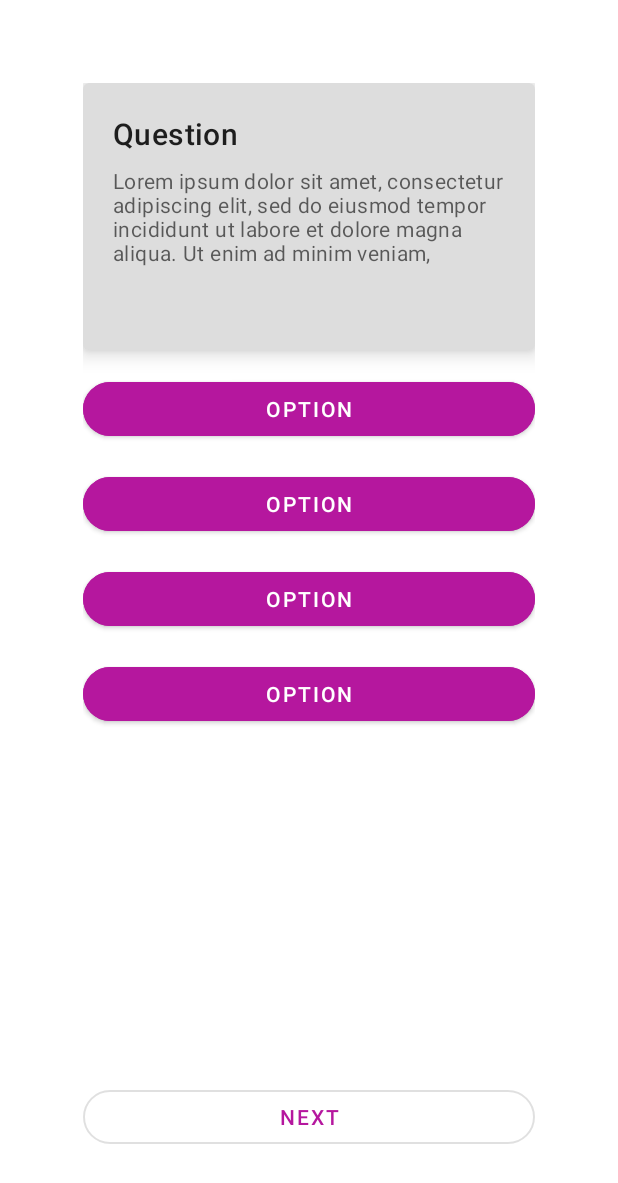
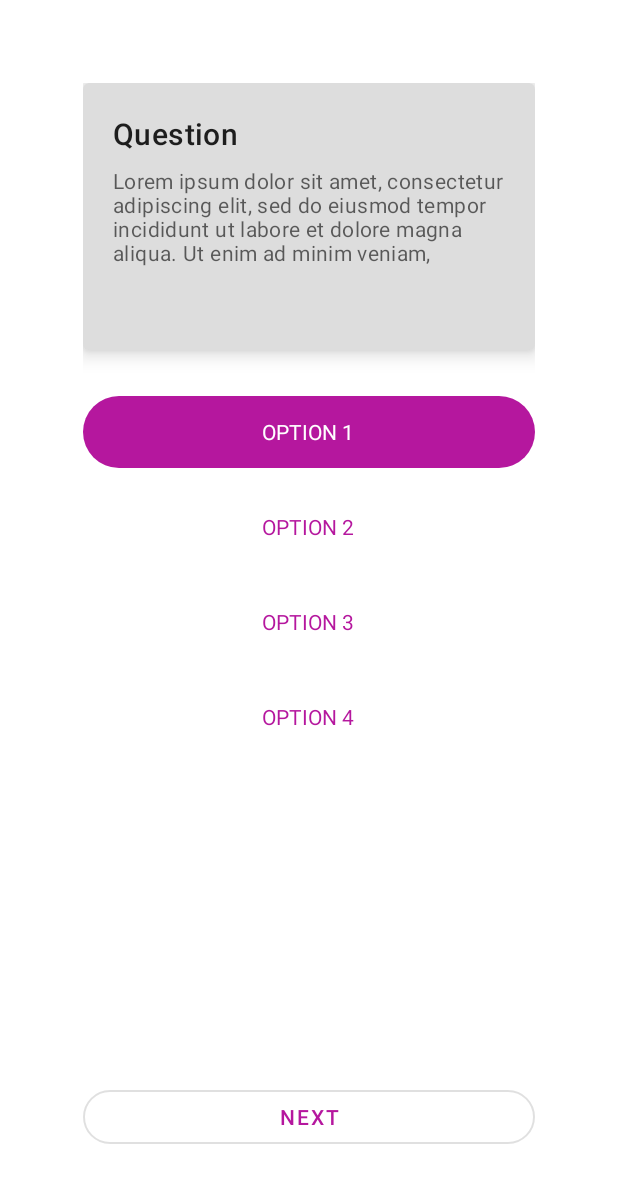
Before and after one commit to debesheedas/MyMargdarshaka, an Android app: the layout activity_test.xml on its own in the app's theme, with its tools: preview values and no code run, on a phone screen of 412 x 824 dp. Shown: the top 1183 px of the screen. Run offline under Robolectric (Android 15) with nearby library versions, the phone set to English and light mode, and no system bars.

Commit message:
update test

```diff
--- a/app/build.gradle
+++ b/app/build.gradle
@@ -35,6 +35,7 @@ dependencies {
     implementation 'androidx.constraintlayout:constraintlayout:2.0.4'
     implementation 'com.google.firebase:firebase-auth:21.0.1'
     implementation 'com.google.firebase:firebase-database:20.0.1'
+    implementation 'com.google.firebase:firebase-firestore:23.0.3'
     testImplementation 'junit:junit:4.+'
     androidTestImplementation 'androidx.test.ext:junit:1.1.3'
     androidTestImplementation 'androidx.test.espresso:espresso-core:3.4.0'
--- a/app/src/main/java/com/example/mymargdarshaka/Test.java
+++ b/app/src/main/java/com/example/mymargdarshaka/Test.java
@@ -1,20 +1,76 @@
 package com.example.mymargdarshaka;
 
 import android.os.Bundle;
+import android.util.Log;
+import android.widget.Button;
+import android.widget.RadioButton;
+import android.widget.RadioGroup;
+import android.widget.TextView;
+import android.widget.Toast;
 
 import androidx.annotation.Nullable;
 import androidx.appcompat.app.AppCompatActivity;
 
-import com.google.android.material.card.MaterialCardView;
+import com.google.firebase.firestore.CollectionReference;
+import com.google.firebase.firestore.DocumentReference;
+import com.google.firebase.firestore.FirebaseFirestore;
+
+import java.util.HashMap;
+import java.util.Map;
 
 public class Test extends AppCompatActivity {
-    private MaterialCardView card_question;
+
+//    public static final String QUESTION = "question";
+//    private final CollectionReference mColRef = FirebaseFirestore.getInstance().collection("questions");
+
+
+    RadioGroup radio_group;
+    TextView text_question_body;
 
     @Override
     protected void onCreate(@Nullable Bundle savedInstanceState) {
         super.onCreate(savedInstanceState);
         setContentView(R.layout.activity_test);
-        card_question = findViewById(R.id.card_question);
+
+//        int randomNum = ThreadLocalRandom.current().nextInt(1, 3 + 1);
+//        DocumentReference doc = mColRef.document(randomNum + "");
+//        doc.get().addOnSuccessListener(documentSnapshot -> text_question_body.setText(documentSnapshot.getString(QUESTION))).addOnFailureListener(e -> Log.d("Error", "onCreate: ", e));
+
+        // this is the next button
+        Button button_next = findViewById(R.id.button_next);
+
+        // storing the responses in a HashMap
+        Map<String, String> responses = new HashMap<>();
+
+        // attaching a listener that saves the current response
+        // and hopefully moves to the next activity
+
+
+        // The idea for us must be to query a few random questions from the pool along with their
+        // answers and keep track of the total by checking everytime the user clicks next
+
+        // This happens in some sort of for loop
+
+        // Instead of launching another activity, we can just change the contents of the elements
+        // currently on the screen after saving the response
+        button_next.setOnClickListener(view -> {
+            // selecting the radio group
+            radio_group = findViewById(R.id.radio_group);
+            // the question
+            text_question_body = findViewById(R.id.text_question_body);
+            // selected option
+            RadioButton selected_option = findViewById(radio_group.getCheckedRadioButtonId());
+            String question = text_question_body.getText().toString();
+            String option = selected_option.getText().toString();
+
+            // storing the current response
+            responses.put(question, option);
+
+            // verifying the response
+            Toast.makeText(Test.this, "Selected: " + option, Toast.LENGTH_SHORT).show();
+            Log.d("Response", "onClick: " + responses);
+        });
+
     }
 
 
--- a/app/src/main/res/drawable/radio_normal.xml
+++ b/app/src/main/res/drawable/radio_normal.xml
@@ -1,5 +1,5 @@
 <?xml version="1.0" encoding="utf-8"?>
 <shape android:shape="rectangle" xmlns:android="http://schemas.android.com/apk/res/android">
     <solid android:color="@color/white"/>
-    <corners android:radius="10dp"/>
+    <corners android:radius="50dp"/>
 </shape>
--- a/app/src/main/res/drawable/radio_selected.xml
+++ b/app/src/main/res/drawable/radio_selected.xml
@@ -1,5 +1,5 @@
 <?xml version="1.0" encoding="utf-8"?>
 <shape android:shape="rectangle" xmlns:android="http://schemas.android.com/apk/res/android">
-    <solid android:color="@color/purple_500"/>
-    <corners android:radius="10dp"/>
+    <solid android:color="@color/pink"/>
+    <corners android:radius="50dp"/>
 </shape>
--- a/app/src/main/res/drawable/text_color.xml
+++ b/app/src/main/res/drawable/text_color.xml
@@ -3,5 +3,5 @@
     <item android:state_checked="true"
         android:color="@color/white"/>
     <item android:state_checked="false"
-        android:color="@color/purple_500"/>
+        android:color="@color/pink"/>
 </selector>
--- a/app/src/main/res/layout/activity_test.xml
+++ b/app/src/main/res/layout/activity_test.xml
@@ -50,52 +50,61 @@
 
     <!--Options are filled with the same placeholder text-->
 
-    <LinearLayout
+    <RadioGroup
+        android:id="@+id/radio_group"
         android:layout_width="match_parent"
         android:layout_height="wrap_content"
-        android:layout_below="@id/card_question"
-        android:orientation="vertical">
+        android:layout_below="@+id/card_question"
+        android:layout_marginTop="15dp"
+        android:checkedButton="@+id/radio_button_1">
 
-        <Button
-            android:id="@+id/button_option_1"
+        <RadioButton
+            android:id="@+id/radio_button_1"
             android:layout_width="match_parent"
-            android:layout_height="wrap_content"
+            android:layout_height="match_parent"
             android:layout_marginTop="15dp"
-            android:backgroundTint="@color/pink"
-            android:text="@string/option"
-            app:cornerRadius="50dp" />
+            android:background="@drawable/radio_selector"
+            android:button="@android:color/transparent"
+            android:text="@string/option_1"
+            android:textAlignment="center"
+            android:textColor="@drawable/text_color" />
 
-        <Button
-            android:id="@+id/button_option_2"
+        <RadioButton
+            android:id="@+id/radio_button_2"
             android:layout_width="match_parent"
-            android:layout_height="wrap_content"
+            android:layout_height="match_parent"
             android:layout_marginTop="15dp"
-            android:backgroundTint="@color/pink"
-            android:text="@string/option"
-            app:cornerRadius="50dp" />
+            android:background="@drawable/radio_selector"
+            android:button="@android:color/transparent"
+            android:text="@string/option_2"
+            android:textAlignment="center"
+            android:textColor="@drawable/text_color" />
 
-        <Button
-            android:id="@+id/button_option_3"
+        <RadioButton
+            android:id="@+id/radio_button_3"
             android:layout_width="match_parent"
-            android:layout_height="wrap_content"
+            android:layout_height="match_parent"
             android:layout_marginTop="15dp"
-            android:backgroundTint="@color/pink"
-            android:text="@string/option"
-            app:cornerRadius="50dp" />
+            android:background="@drawable/radio_selector"
+            android:button="@android:color/transparent"
+            android:text="@string/option_3"
+            android:textAlignment="center"
+            android:textColor="@drawable/text_color" />
 
-        <Button
-            android:id="@+id/button_option_4"
+        <RadioButton
+            android:id="@+id/radio_button_4"
             android:layout_width="match_parent"
-            android:layout_height="wrap_content"
+            android:layout_height="match_parent"
             android:layout_marginTop="15dp"
-            android:backgroundTint="@color/pink"
-            android:text="@string/option"
-            app:cornerRadius="50dp" />
-
-    </LinearLayout>
+            android:background="@drawable/radio_selector"
+            android:button="@android:color/transparent"
+            android:text="@string/option_4"
+            android:textAlignment="center"
+            android:textColor="@drawable/text_color" />
+    </RadioGroup>
 
     <Button
-        android:id="@+id/outlinedButton"
+        android:id="@+id/button_next"
         style="?attr/materialButtonOutlinedStyle"
         android:layout_width="match_parent"
         android:layout_height="wrap_content"
--- a/app/src/main/res/values/strings.xml
+++ b/app/src/main/res/values/strings.xml
@@ -13,7 +13,11 @@
     <string name="otp">OTP</string>
     <string name="question_text">Lorem ipsum dolor sit amet, consectetur adipiscing elit, sed do eiusmod tempor incididunt ut labore et dolore magna aliqua. Ut enim ad minim veniam, </string>
     <string name="question">Question</string>
-    <string name="option">option</string>
+    <string name="option">OPTION</string>
+    <string name="option_1">OPTION 1</string>
+    <string name="option_2">OPTION 2</string>
+    <string name="option_3">OPTION 3</string>
+    <string name="option_4">OPTION 4</string>
     <string name="next">NEXT</string>
     <string name="submit">SUBMIT</string>
     <string name="guidelines_for_students">GUIDELINES FOR STUDENTS</string>
```
Also changed, not shown: 3 other files.
